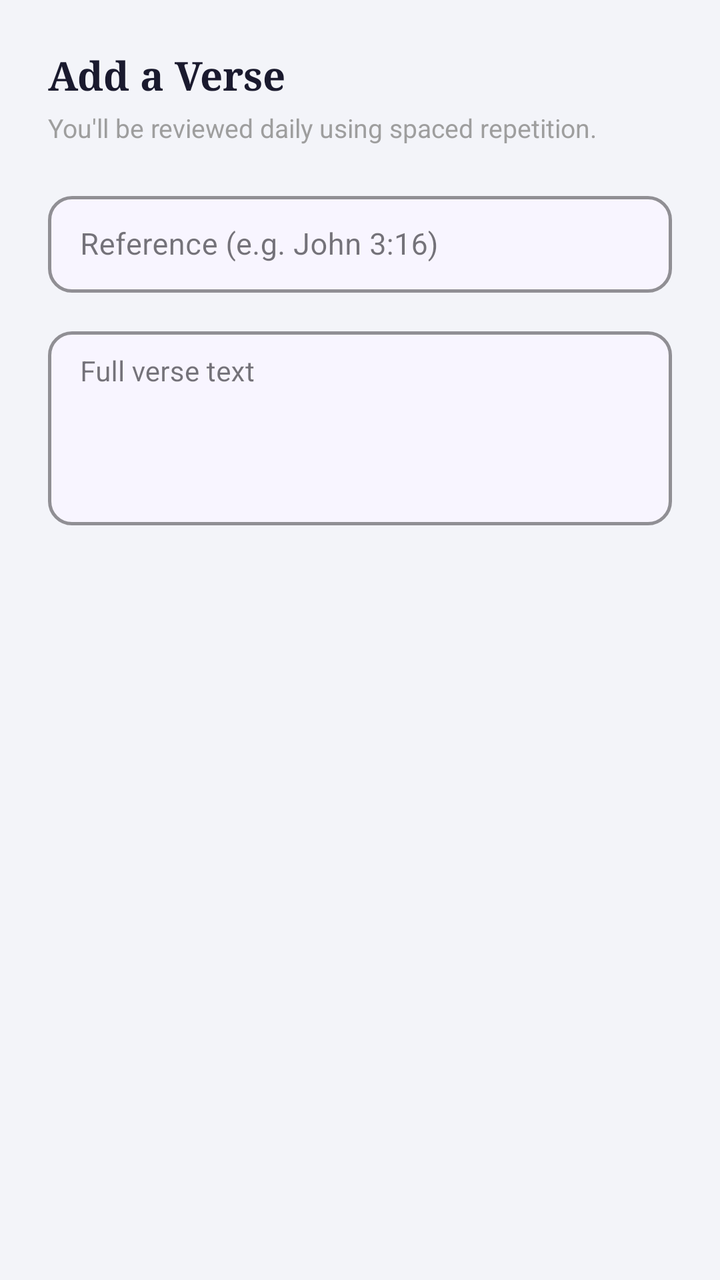
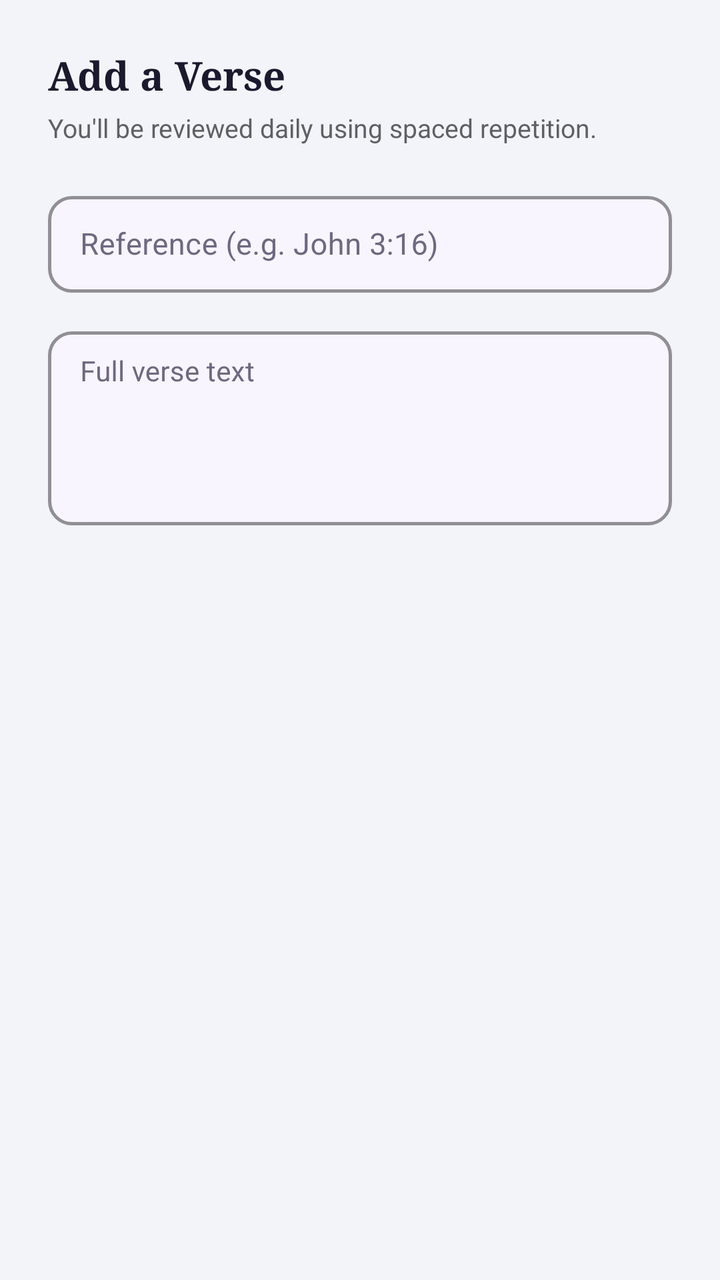

Compare the two renders of this Android layout. The source of the first and the diff that turns it into the second are given below.
<!-- AndroidManifest.xml: application theme Theme.SpiritualTracker -->
<!-- res/layout/dialog_add_verse.xml -->
<?xml version="1.0" encoding="utf-8"?>
<LinearLayout xmlns:android="http://schemas.android.com/apk/res/android"
    xmlns:app="http://schemas.android.com/apk/res-auto"
    android:layout_width="match_parent"
    android:layout_height="wrap_content"
    android:orientation="vertical"
    android:padding="24dp">

    <TextView
        android:layout_width="wrap_content"
        android:layout_height="wrap_content"
        android:text="Add a Verse"
        android:textColor="#1A1A2E"
        android:textSize="20sp"
        android:textStyle="bold"
        android:fontFamily="serif"
        android:layout_marginBottom="4dp"/>

    <TextView
        android:layout_width="wrap_content"
        android:layout_height="wrap_content"
        android:text="You'll be reviewed daily using spaced repetition."
        android:textColor="#9E9E9E"
        android:textSize="13sp"
        android:layout_marginBottom="20dp"/>

    
    <com.google.android.material.textfield.TextInputLayout
        android:layout_width="match_parent"
        android:layout_height="wrap_content"
        android:hint="Reference (e.g. John 3:16)"
        android:layout_marginBottom="14dp"
        app:boxCornerRadiusTopStart="12dp"
        app:boxCornerRadiusTopEnd="12dp"
        app:boxCornerRadiusBottomStart="12dp"
        app:boxCornerRadiusBottomEnd="12dp"
        app:boxStrokeColor="#7E57C2"
        app:boxStrokeWidth="1.5dp"
        app:boxStrokeWidthFocused="2dp"
        app:hintTextColor="#7E57C2"
        app:boxBackgroundColor="#F8F5FF"
        style="@style/Widget.MaterialComponents.TextInputLayout.OutlinedBox">

        <com.google.android.material.textfield.TextInputEditText
            android:id="@+id/etVerseReference"
            android:layout_width="match_parent"
            android:layout_height="wrap_content"
            android:inputType="text"
            android:maxLines="1"
            android:textColor="#1A1A2E"
            android:textSize="15sp"
            android:paddingTop="14dp"
            android:paddingBottom="14dp"/>
    </com.google.android.material.textfield.TextInputLayout>

    
    <com.google.android.material.textfield.TextInputLayout
        android:layout_width="match_parent"
        android:layout_height="wrap_content"
        android:hint="Full verse text"
        android:layout_marginBottom="18dp"
        app:boxCornerRadiusTopStart="12dp"
        app:boxCornerRadiusTopEnd="12dp"
        app:boxCornerRadiusBottomStart="12dp"
        app:boxCornerRadiusBottomEnd="12dp"
        app:boxStrokeColor="#7E57C2"
        app:boxStrokeWidth="1.5dp"
        app:boxStrokeWidthFocused="2dp"
        app:hintTextColor="#7E57C2"
        app:boxBackgroundColor="#F8F5FF"
        style="@style/Widget.MaterialComponents.TextInputLayout.OutlinedBox">

        <com.google.android.material.textfield.TextInputEditText
            android:id="@+id/etVerseText"
            android:layout_width="match_parent"
            android:layout_height="wrap_content"
            android:inputType="textMultiLine"
            android:minLines="4"
            android:gravity="top|start"
            android:textColor="#1A1A2E"
            android:textSize="14sp"
            android:paddingTop="12dp"/>
    </com.google.android.material.textfield.TextInputLayout>

    
    <CheckBox
        android:id="@+id/cbSharedVerse"
        android:layout_width="match_parent"
        android:layout_height="wrap_content"
        android:text="Share with my partner"
        android:textColor="#5E35B1"
        android:textSize="14sp"
        android:buttonTint="#7E57C2"
        android:visibility="gone"/>

</LinearLayout>
<!-- resources referenced by this layout -->
<resources>
  <style name="Theme.SpiritualTracker" parent="Base.Theme.SpiritualTracker" />
  <style name="Base.Theme.SpiritualTracker" parent="Theme.Material3.DayNight.NoActionBar">
          <item name="colorPrimary">#7E57C2</item>
          <item name="colorOnPrimary">#FFFFFF</item>
          <item name="colorSecondaryContainer">#D1C4E9</item>
          <item name="colorOnSecondaryContainer">#7E57C2</item>
          <item name="android:windowBackground">#F3F4F9</item>
          
          <item name="android:navigationBarColor">#F5F5F5</item>
          <item name="android:windowLightNavigationBar" tools:targetApi="27">true</item>
      </style>
</resources>

<!-- the commit's change to res/layout/dialog_add_verse.xml (unified diff, before → after) -->
@@ -20,7 +20,7 @@
         android:layout_width="wrap_content"
         android:layout_height="wrap_content"
         android:text="You'll be reviewed daily using spaced repetition."
-        android:textColor="#9E9E9E"
+        android:textColor="#5F5F64"
         android:textSize="13sp"
         android:layout_marginBottom="20dp"/>
 
@@ -39,6 +39,7 @@
         app:boxStrokeWidthFocused="2dp"
         app:hintTextColor="#7E57C2"
         app:boxBackgroundColor="#F8F5FF"
+        android:textColorHint="#6E6880"
         style="@style/Widget.MaterialComponents.TextInputLayout.OutlinedBox">
 
         <com.google.android.material.textfield.TextInputEditText
@@ -68,6 +69,7 @@
         app:boxStrokeWidthFocused="2dp"
         app:hintTextColor="#7E57C2"
         app:boxBackgroundColor="#F8F5FF"
+        android:textColorHint="#6E6880"
         style="@style/Widget.MaterialComponents.TextInputLayout.OutlinedBox">
 
         <com.google.android.material.textfield.TextInputEditText
